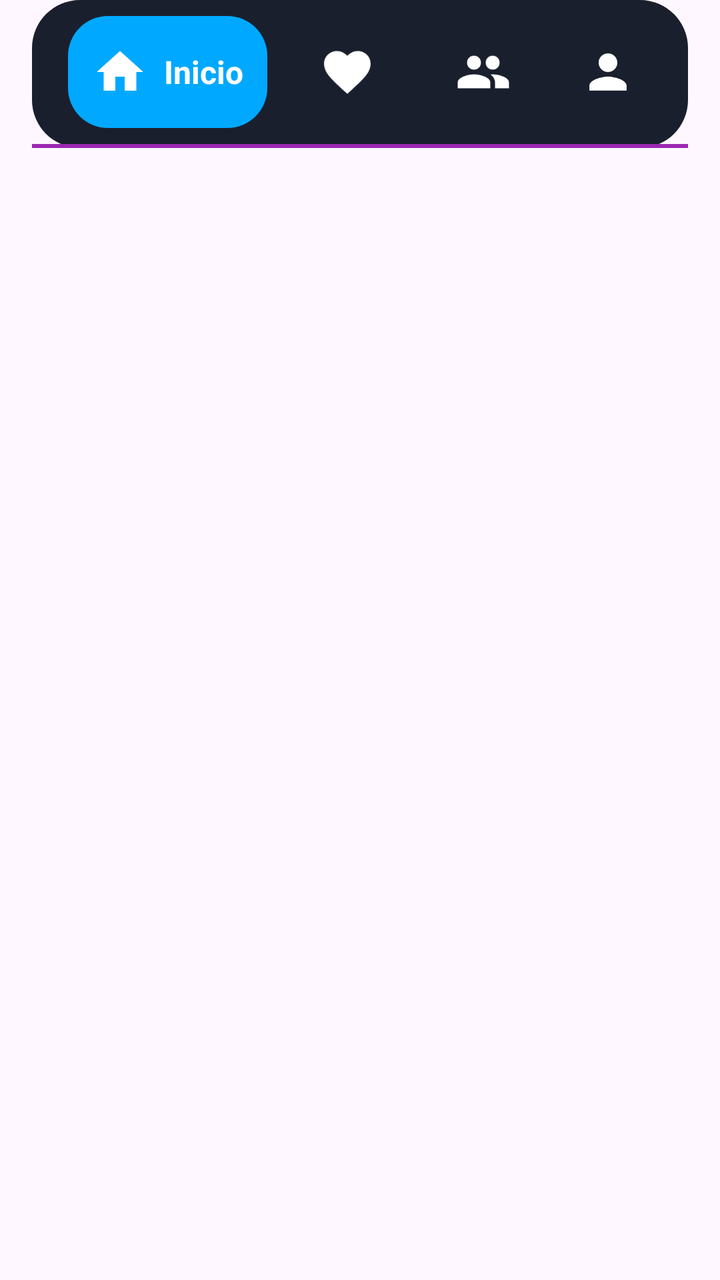
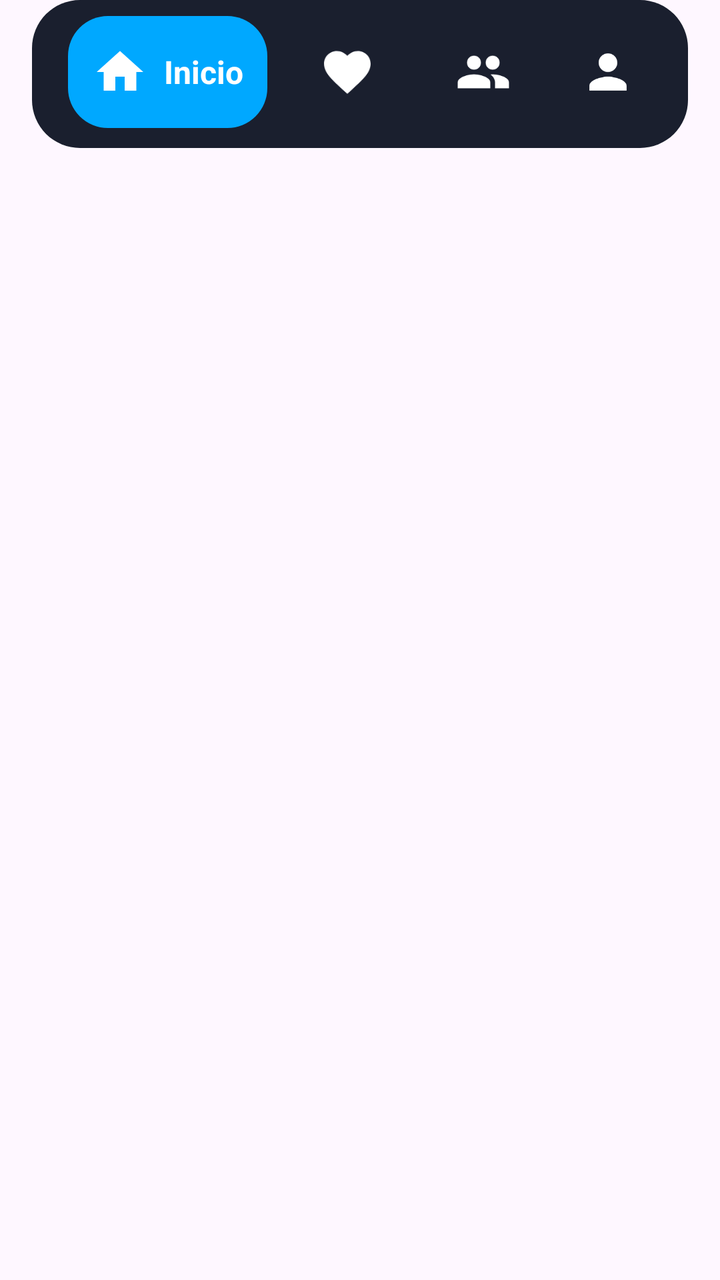

Before-and-after screenshots of an Android layout around one commit, followed by the original layout XML and the change that was made.
<!-- AndroidManifest.xml: application theme Theme.PartyCoruna -->
<!-- res/layout/bottom_navigation_bar.xml -->
<?xml version="1.0" encoding="utf-8"?>
<FrameLayout xmlns:android="http://schemas.android.com/apk/res/android"
    xmlns:app="http://schemas.android.com/apk/res-auto"
    android:id="@+id/bottom_navigation_bar"
    android:layout_width="match_parent"
    android:layout_height="wrap_content"
    android:elevation="8dp">

    <LinearLayout
        android:layout_width="match_parent"
        android:layout_height="wrap_content"
        android:orientation="vertical"
        android:background="@drawable/nav_bar_background"
        android:layout_marginStart="16dp"
        android:layout_marginEnd="16dp"
        android:layout_marginBottom="8dp">

    <LinearLayout
        android:id="@+id/nav_container"
        android:layout_width="match_parent"
        android:layout_height="72dp"
        android:orientation="horizontal"
        android:gravity="center_vertical"
        android:paddingStart="12dp"
        android:paddingEnd="12dp">

    
    <LinearLayout
        android:id="@+id/nav_home"
        android:layout_width="wrap_content"
        android:layout_height="56dp"
        android:minWidth="56dp"
        android:orientation="horizontal"
        android:gravity="center"
        android:background="@drawable/nav_button_active_background"
        android:clickable="true"
        android:focusable="true"
        android:layout_marginStart="6dp"
        android:layout_marginEnd="6dp"
        android:paddingStart="12dp"
        android:paddingEnd="12dp">

        <ImageView
            android:id="@+id/icon_home"
            android:layout_width="28dp"
            android:layout_height="28dp"
            android:src="@drawable/ic_home"
            android:tint="@color/nav_active_text" />

        <TextView
            android:id="@+id/text_home"
            android:layout_width="wrap_content"
            android:layout_height="wrap_content"
            android:text="Inicio"
            android:textColor="@color/nav_active_text"
            android:textSize="16sp"
            android:textStyle="bold"
            android:maxLines="1"
            android:singleLine="true"
            android:ellipsize="none"
            android:layout_marginStart="8dp"
            android:visibility="visible" />
    </LinearLayout>

    
    <LinearLayout
        android:id="@+id/nav_favoritos"
        android:layout_width="wrap_content"
        android:layout_height="56dp"
        android:minWidth="56dp"
        android:orientation="horizontal"
        android:gravity="center"
        android:background="@drawable/nav_button_background"
        android:clickable="true"
        android:focusable="true"
        android:layout_marginStart="6dp"
        android:layout_marginEnd="6dp"
        android:paddingStart="12dp"
        android:paddingEnd="12dp">

        <ImageView
            android:id="@+id/icon_favoritos"
            android:layout_width="28dp"
            android:layout_height="28dp"
            android:src="@drawable/ic_favorite"
            android:tint="@color/nav_inactive" />

        <TextView
            android:id="@+id/text_favoritos"
            android:layout_width="wrap_content"
            android:layout_height="wrap_content"
            android:text="Favoritos"
            android:textColor="@color/nav_inactive"
            android:textSize="16sp"
            android:maxLines="1"
            android:singleLine="true"
            android:ellipsize="none"
            android:layout_marginStart="8dp"
            android:visibility="gone" />
    </LinearLayout>

    
    <LinearLayout
        android:id="@+id/nav_amigos"
        android:layout_width="wrap_content"
        android:layout_height="56dp"
        android:minWidth="56dp"
        android:orientation="horizontal"
        android:gravity="center"
        android:background="@drawable/nav_button_background"
        android:clickable="true"
        android:focusable="true"
        android:layout_marginStart="6dp"
        android:layout_marginEnd="6dp"
        android:paddingStart="12dp"
        android:paddingEnd="12dp">

        <ImageView
            android:id="@+id/icon_amigos"
            android:layout_width="28dp"
            android:layout_height="28dp"
            android:src="@drawable/ic_group"
            android:tint="@color/nav_inactive" />

        <TextView
            android:id="@+id/text_amigos"
            android:layout_width="wrap_content"
            android:layout_height="wrap_content"
            android:text="Amigos"
            android:textColor="@color/nav_inactive"
            android:textSize="16sp"
            android:maxLines="1"
            android:singleLine="true"
            android:ellipsize="none"
            android:layout_marginStart="8dp"
            android:visibility="gone" />
    </LinearLayout>

    
    <LinearLayout
        android:id="@+id/nav_perfil"
        android:layout_width="wrap_content"
        android:layout_height="56dp"
        android:minWidth="56dp"
        android:orientation="horizontal"
        android:gravity="center"
        android:background="@drawable/nav_button_background"
        android:clickable="true"
        android:focusable="true"
        android:layout_marginStart="6dp"
        android:layout_marginEnd="6dp"
        android:paddingStart="12dp"
        android:paddingEnd="12dp">

        <ImageView
            android:id="@+id/icon_perfil"
            android:layout_width="28dp"
            android:layout_height="28dp"
            android:src="@drawable/ic_profile"
            android:tint="@color/nav_inactive" />

        <TextView
            android:id="@+id/text_perfil"
            android:layout_width="wrap_content"
            android:layout_height="wrap_content"
            android:text="Perfil"
            android:textColor="@color/nav_inactive"
            android:textSize="16sp"
            android:maxLines="1"
            android:singleLine="true"
            android:ellipsize="none"
            android:layout_marginStart="8dp"
            android:visibility="gone" />
    </LinearLayout>

    </LinearLayout>

    
    <View
        android:layout_width="match_parent"
        android:layout_height="2dp"
        android:background="@color/nav_purple_line" />

    </LinearLayout>

</FrameLayout>
<!-- resources referenced by this layout -->
<resources>
  <color name="nav_active_text">#FFFFFF</color>
  <color name="nav_inactive">#FFFFFF</color>
  <color name="nav_purple_line">#9C27B0</color>
  <!-- drawable ic_favorite (drawable) -->
  <?xml version="1.0" encoding="utf-8"?>
  <vector xmlns:android="http://schemas.android.com/apk/res/android"
      android:width="24dp"
      android:height="24dp"
      android:viewportWidth="24"
      android:viewportHeight="24">
      <path
          android:fillColor="@android:color/white"
          android:pathData="M12,21.35l-1.45,-1.32C5.4,15.36 2,12.28 2,8.5 2,5.42 4.42,3 7.5,3c1.74,0 3.41,0.81 4.5,2.09C13.09,3.81 14.76,3 16.5,3 19.58,3 22,5.42 22,8.5c0,3.78 -3.4,6.86 -8.55,11.54L12,21.35z"/>
  </vector>
  <!-- drawable ic_group (drawable) -->
  <?xml version="1.0" encoding="utf-8"?>
  <vector xmlns:android="http://schemas.android.com/apk/res/android"
      android:width="24dp"
      android:height="24dp"
      android:viewportWidth="24"
      android:viewportHeight="24">
      <path
          android:fillColor="@android:color/white"
          android:pathData="M16,11c1.66,0 2.99,-1.34 2.99,-3S17.66,5 16,5c-1.66,0 -3,1.34 -3,3s1.34,3 3,3zM8,11c1.66,0 2.99,-1.34 2.99,-3S9.66,5 8,5C6.34,5 5,6.34 5,8s1.34,3 3,3zM8,13c-2.33,0 -7,1.17 -7,3.5V19h14v-2.5c0,-2.33 -4.67,-3.5 -7,-3.5zM16,13c-0.29,0 -0.62,0.02 -0.97,0.05 1.16,0.84 1.97,1.97 1.97,3.45V19h6v-2.5c0,-2.33 -4.67,-3.5 -7,-3.5z"/>
  </vector>
  <!-- drawable ic_home (drawable) -->
  <?xml version="1.0" encoding="utf-8"?>
  <vector xmlns:android="http://schemas.android.com/apk/res/android"
      android:width="24dp"
      android:height="24dp"
      android:viewportWidth="24"
      android:viewportHeight="24">
      <path
          android:fillColor="@android:color/white"
          android:pathData="M10,20v-6h4v6h5v-8h3L12,3 2,12h3v8z"/>
  </vector>
  <!-- drawable ic_profile (drawable) -->
  <?xml version="1.0" encoding="utf-8"?>
  <vector xmlns:android="http://schemas.android.com/apk/res/android"
      android:width="24dp"
      android:height="24dp"
      android:viewportWidth="24"
      android:viewportHeight="24">
      <path
          android:fillColor="@android:color/white"
          android:pathData="M12,12c2.21,0 4,-1.79 4,-4s-1.79,-4 -4,-4 -4,1.79 -4,4 1.79,4 4,4zM12,14c-2.67,0 -8,1.34 -8,4v2h16v-2c0,-2.66 -5.33,-4 -8,-4z"/>
  </vector>
  <!-- drawable nav_bar_background (drawable) -->
  <?xml version="1.0" encoding="utf-8"?>
  <shape xmlns:android="http://schemas.android.com/apk/res/android"
      android:shape="rectangle">
      <corners 
          android:topLeftRadius="24dp" 
          android:topRightRadius="24dp"
          android:bottomLeftRadius="24dp"
          android:bottomRightRadius="24dp" />
      <solid android:color="@color/nav_background" />
  </shape>
  <!-- drawable nav_button_active_background (drawable) -->
  <?xml version="1.0" encoding="utf-8"?>
  <shape xmlns:android="http://schemas.android.com/apk/res/android"
      android:shape="rectangle">
      <corners android:radius="20dp" />
      <solid android:color="@color/nav_active" />
  </shape>
  <!-- drawable nav_button_background (drawable) -->
  <?xml version="1.0" encoding="utf-8"?>
  <shape xmlns:android="http://schemas.android.com/apk/res/android"
      android:shape="rectangle">
      <corners android:radius="12dp" />
      <solid android:color="@android:color/transparent" />
  </shape>
  <style name="Theme.PartyCoruna" parent="Base.Theme.PartyCoruna" />
  <color name="nav_background">#1A1F2E</color>
  <color name="nav_active">#00A8FF</color>
  <style name="Base.Theme.PartyCoruna" parent="Theme.Material3.DayNight.NoActionBar">
          
          
      </style>
</resources>

<!-- the commit's change to res/layout/bottom_navigation_bar.xml (unified diff, before → after) -->
@@ -179,7 +179,7 @@
     <View
         android:layout_width="match_parent"
         android:layout_height="2dp"
-        android:background="@color/nav_purple_line" />
+         />
 
     </LinearLayout>
 
<!-- resource entries referenced after the edit -->
@@ -2,7 +2,6 @@
 <resources>
   <color name="nav_active_text">#FFFFFF</color>
   <color name="nav_inactive">#FFFFFF</color>
-  <color name="nav_purple_line">#9C27B0</color>
   <!-- drawable ic_favorite (drawable) -->
   <?xml version="1.0" encoding="utf-8"?>
   <vector xmlns:android="http://schemas.android.com/apk/res/android"
